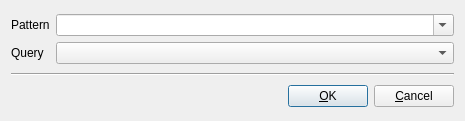
Old version of the form app/querydialog.ui in the repository chaoys/kscope.
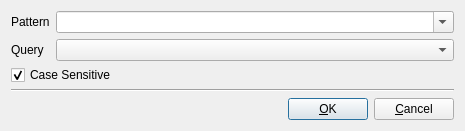
New version of the form.

Commit message: add "case sensitive" checkbox to query dialog

The edit to the form file:
```diff
--- a/app/querydialog.ui
+++ b/app/querydialog.ui
@@ -55,8 +55,30 @@
     </layout>
    </item>
    <item>
-    <widget class="Line" name="line" >
-     <property name="orientation" >
+    <widget class="QCheckBox" name="caseCheckBox_">
+     <property name="sizePolicy">
+      <sizepolicy hsizetype="Expanding" vsizetype="Fixed">
+       <horstretch>0</horstretch>
+       <verstretch>0</verstretch>
+      </sizepolicy>
+     </property>
+     <property name="minimumSize">
+      <size>
+       <width>0</width>
+       <height>16</height>
+      </size>
+     </property>
+     <property name="text">
+      <string>Case Sensitive</string>
+     </property>
+     <property name="checked">
+      <bool>true</bool>
+     </property>
+    </widget>
+   </item>
+   <item>
+    <widget class="Line" name="line">
+     <property name="orientation">
       <enum>Qt::Horizontal</enum>
      </property>
     </widget>
```
Left out of the diff: 67 changed lines with no effect on the pictures. The commit also changes 6 other files.
